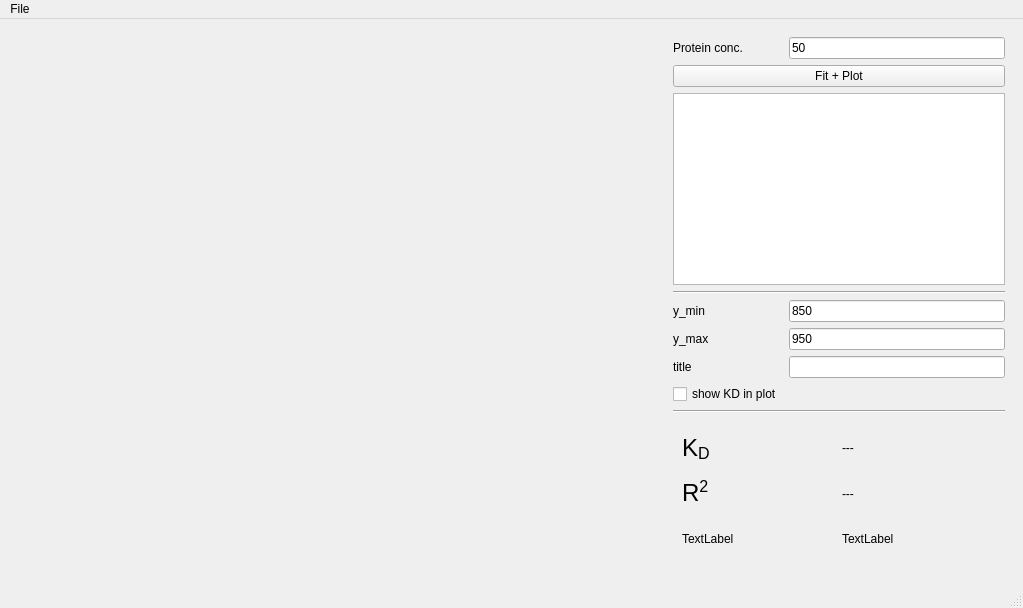
This is MainWindow.ui in maxscheurer/pymst as Qt 5 draws it before an edit. The edited form follows.
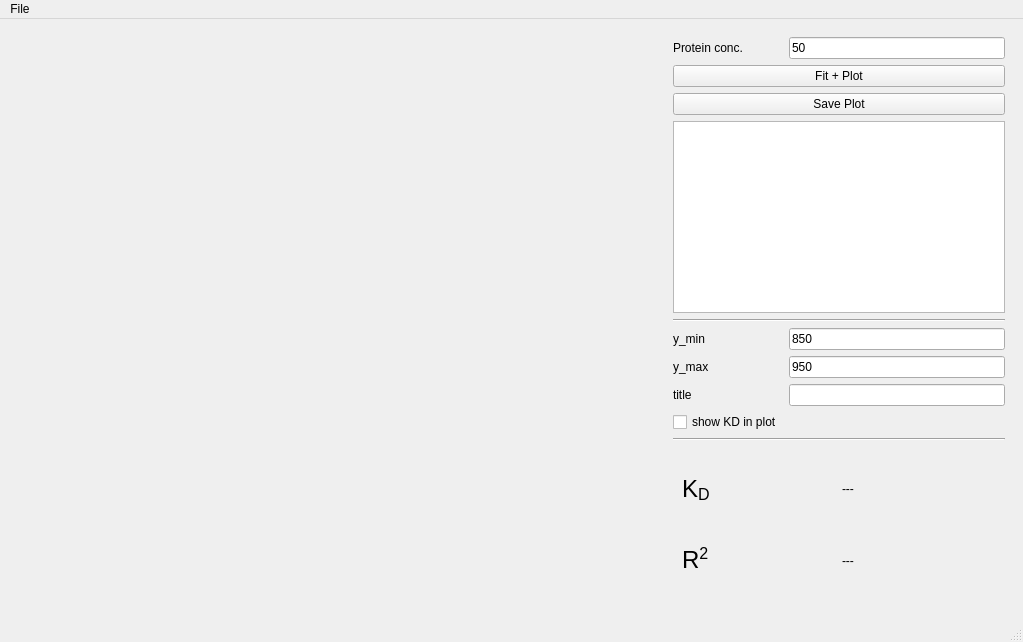
This is the edited form.

Commit message: save plot feature

Patch:
```diff
--- a/MainWindow.ui
+++ b/MainWindow.ui
@@ -7,7 +7,7 @@
     <x>0</x>
     <y>0</y>
     <width>1023</width>
-    <height>608</height>
+    <height>642</height>
    </rect>
   </property>
   <property name="windowTitle">
@@ -43,17 +43,17 @@
        </size>
       </property>
       <layout class="QGridLayout" name="gridLayout_2">
-       <item row="6" column="1">
+       <item row="7" column="1">
         <widget class="QLineEdit" name="plotTitleField"/>
        </item>
-       <item row="6" column="0">
+       <item row="7" column="0">
         <widget class="QLabel" name="label_4">
          <property name="text">
           <string>title</string>
          </property>
         </widget>
        </item>
-       <item row="4" column="0">
+       <item row="5" column="0">
         <widget class="QLabel" name="label_2">
          <property name="text">
           <string>y_min</string>
@@ -67,14 +67,14 @@
          </property>
         </widget>
        </item>
-       <item row="3" column="0" colspan="2">
+       <item row="4" column="0" colspan="2">
         <widget class="Line" name="line">
          <property name="orientation">
           <enum>Qt::Horizontal</enum>
          </property>
         </widget>
        </item>
-       <item row="8" column="0" colspan="2">
+       <item row="9" column="0" colspan="2">
         <widget class="Line" name="line_2">
          <property name="orientation">
           <enum>Qt::Horizontal</enum>
@@ -95,31 +95,31 @@
          </property>
         </widget>
        </item>
-       <item row="5" column="0">
+       <item row="6" column="0">
         <widget class="QLabel" name="label_3">
          <property name="text">
           <string>y_max</string>
          </property>
         </widget>
        </item>
-       <item row="4" column="1">
-        <widget class="QLineEdit" name="yminField">
-         <property name="text">
-          <string>850</string>
-         </property>
-        </widget>
-       </item>
-       <item row="5" column="1">
+       <item row="6" column="1">
         <widget class="QLineEdit" name="ymaxField">
          <property name="text">
           <string>950</string>
          </property>
         </widget>
        </item>
-       <item row="2" column="0" colspan="2">
+       <item row="5" column="1">
+        <widget class="QLineEdit" name="yminField">
+         <property name="text">
+          <string>850</string>
+         </property>
+        </widget>
+       </item>
+       <item row="3" column="0" colspan="2">
         <widget class="QTableView" name="tableView"/>
        </item>
-       <item row="9" column="0" colspan="2">
+       <item row="10" column="0" colspan="2">
         <widget class="QWidget" name="resultWidget" native="true">
          <property name="sizePolicy">
           <sizepolicy hsizetype="MinimumExpanding" vsizetype="MinimumExpanding">
@@ -156,30 +156,23 @@
             </property>
            </widget>
           </item>
-          <item row="2" column="0">
-           <widget class="QLabel" name="label_9">
-            <property name="text">
-             <string>TextLabel</string>
-            </property>
-           </widget>
-          </item>
-          <item row="2" column="1">
-           <widget class="QLabel" name="label_10">
-            <property name="text">
-             <string>TextLabel</string>
-            </property>
-           </widget>
-          </item>
          </layout>
         </widget>
        </item>
-       <item row="7" column="0">
+       <item row="8" column="0">
         <widget class="QCheckBox" name="checkBox">
          <property name="text">
           <string>show KD in plot</string>
          </property>
         </widget>
        </item>
+       <item row="2" column="0" colspan="2">
+        <widget class="QPushButton" name="savePlotButton">
+         <property name="text">
+          <string>Save Plot</string>
+         </property>
+        </widget>
+       </item>
       </layout>
      </widget>
     </item>
```
The commit also changes 4 other files.
